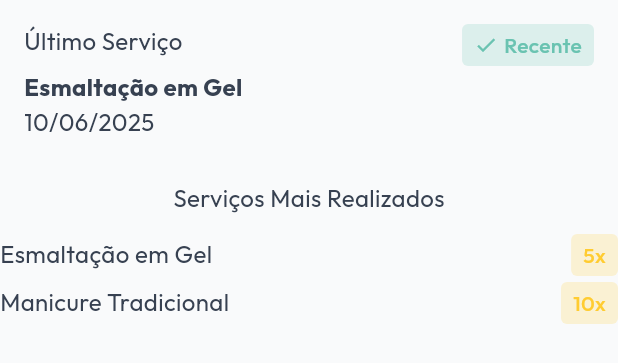
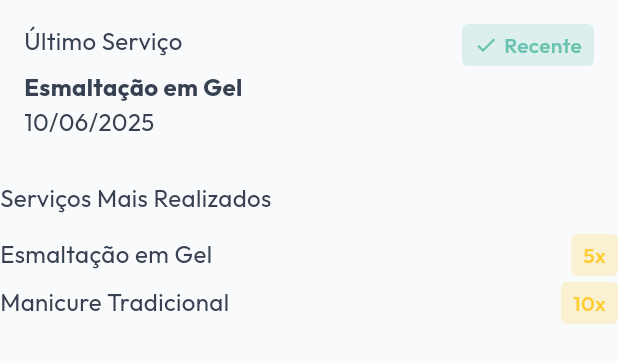
Before and after one commit to lucas-242/kazi_monorepo, a Flutter app: the ClientCardDetails widget shown alone on an empty page, opened directly with sample values from the repository, on a phone screen of 412 x 824 dp. Shown: the top 363 px of the screen. Run offline on Flutter 3.47's test engine with Material 3 defaults, Android fonts, the phone set to English and light mode, and no system bars; our stand-ins replace dropdown_search, equatable, flutter_riverpod, flutter_svg, go_router, google_fonts and 5 more; generated files the repository leaves out were written again.

Commit message:
feat: details added in client card

```diff
--- a/packages/kazi_companies/lib/core/components/user_card/components/client_card_details.dart
+++ b/packages/kazi_companies/lib/core/components/user_card/components/client_card_details.dart
@@ -10,6 +10,7 @@ class ClientCardDetails extends StatelessWidget {
   @override
   Widget build(BuildContext context) {
     return Column(
+      crossAxisAlignment: CrossAxisAlignment.start,
       children: [
         Container(
           padding: const EdgeInsets.all(KaziInsets.md),
@@ -17,7 +18,15 @@ class ClientCardDetails extends StatelessWidget {
             color: KaziColors.background,
             borderRadius: BorderRadius.circular(KaziInsets.xs),
           ),
-          child: Row(
+          child: clientInfo.serviceHistory.isEmpty
+              ? SizedBox(
+                  width: context.width,
+                  child: Text(
+                    'Ainda não realizou serviço',
+                    style: KaziTextStyles.titleSm,
+                  ),
+                )
+              : Row(
                   mainAxisAlignment: MainAxisAlignment.spaceBetween,
                   crossAxisAlignment: CrossAxisAlignment.start,
                   children: [
@@ -28,8 +37,8 @@ class ClientCardDetails extends StatelessWidget {
                         KaziSpacings.verticalXs,
                         Text(
                           clientInfo.lastServiceName,
-                    style:
-                        KaziTextStyles.md.copyWith(fontWeight: FontWeight.bold),
+                          style: KaziTextStyles.md
+                              .copyWith(fontWeight: FontWeight.bold),
                         ),
                         Text(
                           clientInfo.lastServiceDateFormatted,
@@ -41,8 +50,9 @@ class ClientCardDetails extends StatelessWidget {
                       text: clientInfo.isLastServiceLate
                           ? '+${clientInfo.daysSinceLastService} dias'
                           : 'Recente',
-                icon:
-                    clientInfo.isLastServiceLate ? Icons.schedule : Icons.check,
+                      icon: clientInfo.isLastServiceLate
+                          ? Icons.schedule
+                          : Icons.check,
                       color: clientInfo.isLastServiceLate
                           ? KaziColors.red
                           : KaziColors.green,
@@ -51,10 +61,12 @@ class ClientCardDetails extends StatelessWidget {
                 ),
         ),
         KaziSpacings.verticalSm,
+        if (clientInfo.serviceHistory.isNotEmpty) ...[
           Text('Serviços Mais Realizados', style: KaziTextStyles.md),
           KaziSpacings.verticalSm,
           MostUsedServices(items: clientInfo.mostUsedServices),
         ],
+      ],
     );
   }
 }
--- a/packages/kazi_core/lib/shared/entities/client_info.dart
+++ b/packages/kazi_core/lib/shared/entities/client_info.dart
@@ -35,6 +35,7 @@ class ClientInfo extends Equatable {
 
   bool get isLastServiceLate =>
       DateTime.now().difference(lastServiceDate).inDays >= 20;
+
   int get daysSinceLastService =>
       DateTime.now().difference(lastServiceDate).inDays;
 
```
Lines whose indentation alone changed are shown as unchanged.
